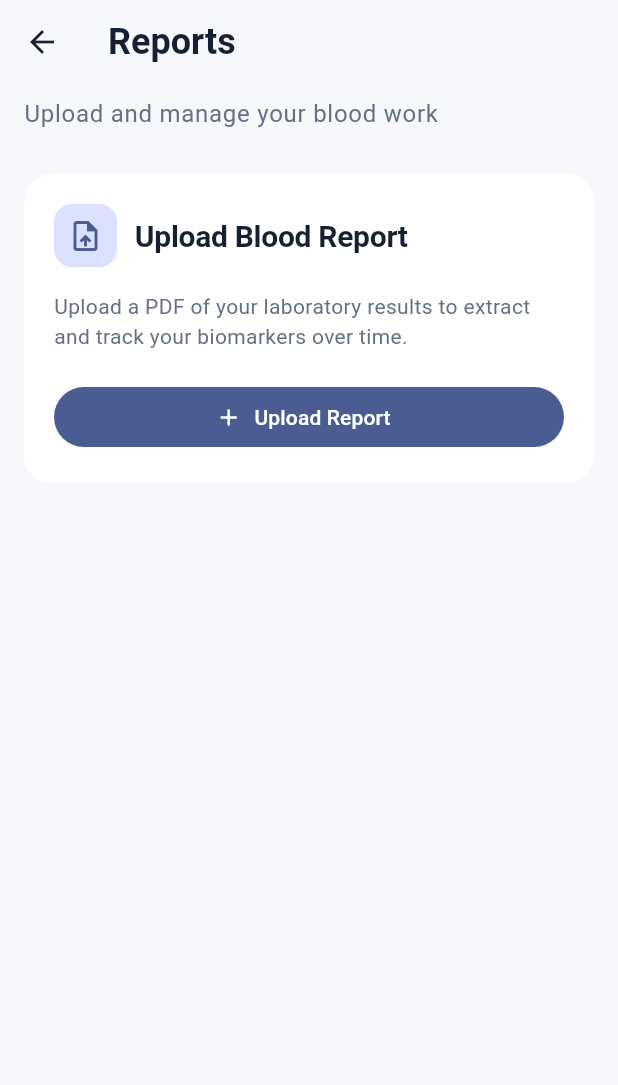
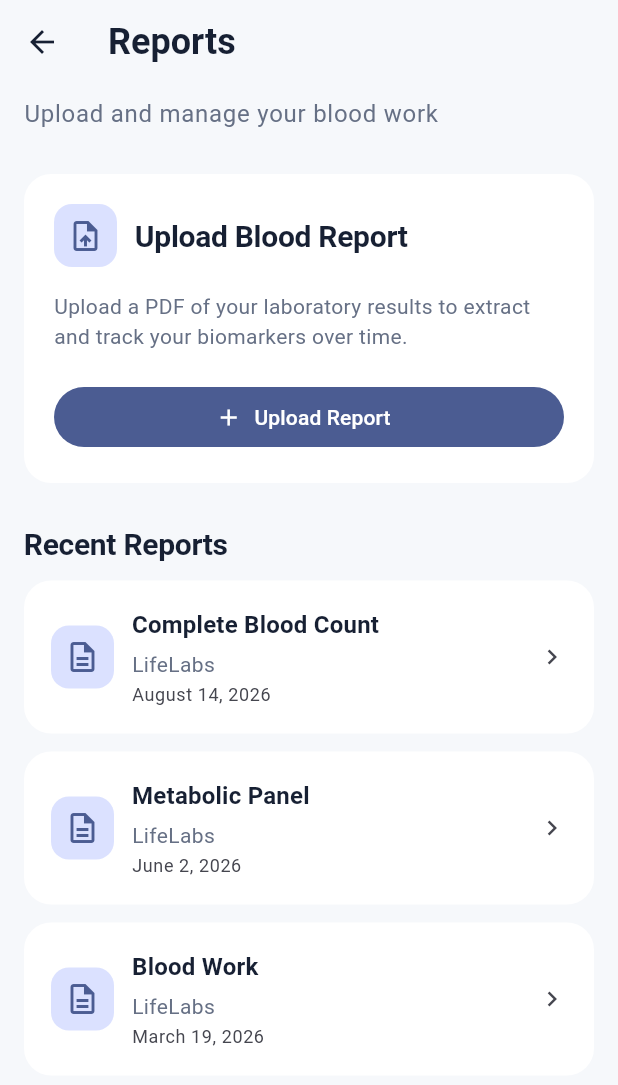
Before and after one commit to t-pathmanathan/Bloodlytics, a Flutter app: the ReportsScreen screen opened directly, on a phone screen of 412 x 824 dp. Shown: the top 1085 px of the screen. Run offline on Flutter 3.47's test engine with Material 3 defaults, Android fonts, the phone set to English and light mode, and no system bars.

Commit message:
feat: add report history section and report list item

```diff
--- a/lib/features/reports/presentation/reports_screen.dart
+++ b/lib/features/reports/presentation/reports_screen.dart
@@ -1,6 +1,7 @@
 import 'package:flutter/material.dart';
 
 import '../widgets/upload_report_card.dart';
+import '../widgets/report_history_section.dart';
 
 class ReportsScreen extends StatelessWidget {
   const ReportsScreen({super.key});
@@ -26,7 +27,7 @@ class ReportsScreen extends StatelessWidget {
 
               const SizedBox(height: 28),
 
-              //  const ReportHistorySection(),
+              const ReportHistorySection(),
             ],
           ),
         ),
--- /dev/null
+++ b/lib/features/reports/widgets/report_history_section.dart
@@ -0,0 +1,41 @@
+import 'package:flutter/material.dart';
+
+import 'report_list_item.dart';
+
+class ReportHistorySection extends StatelessWidget {
+  const ReportHistorySection({super.key});
+
+  @override
+  Widget build(BuildContext context) {
+    return Column(
+      crossAxisAlignment: CrossAxisAlignment.start,
+      children: [
+        Text('Recent Reports', style: Theme.of(context).textTheme.titleLarge),
+
+        const SizedBox(height: 12),
+
+        const ReportListItem(
+          title: 'Complete Blood Count',
+          provider: 'LifeLabs',
+          date: 'August 14, 2026',
+        ),
+
+        const SizedBox(height: 12),
+
+        const ReportListItem(
+          title: 'Metabolic Panel',
+          provider: 'LifeLabs',
+          date: 'June 2, 2026',
+        ),
+
+        const SizedBox(height: 12),
+
+        const ReportListItem(
+          title: 'Blood Work',
+          provider: 'LifeLabs',
+          date: 'March 19, 2026',
+        ),
+      ],
+    );
+  }
+}
--- /dev/null
+++ b/lib/features/reports/widgets/report_list_item.dart
@@ -0,0 +1,80 @@
+import 'package:flutter/material.dart';
+
+class ReportListItem extends StatelessWidget {
+  const ReportListItem({
+    super.key,
+    required this.title,
+    required this.provider,
+    required this.date,
+  });
+
+  final String title;
+  final String provider;
+  final String date;
+
+  @override
+  Widget build(BuildContext context) {
+    final colorScheme = Theme.of(context).colorScheme;
+
+    return Card(
+      child: InkWell(
+        borderRadius: BorderRadius.circular(12),
+        onTap: () {
+          // Report detail screen will be added later.
+        },
+        child: Padding(
+          padding: const EdgeInsets.all(18),
+          child: Row(
+            children: [
+              Container(
+                width: 42,
+                height: 42,
+                decoration: BoxDecoration(
+                  color: colorScheme.primaryContainer,
+                  borderRadius: BorderRadius.circular(12),
+                ),
+                child: Icon(
+                  Icons.description_outlined,
+                  color: colorScheme.primary,
+                ),
+              ),
+
+              const SizedBox(width: 12),
+
+              Expanded(
+                child: Column(
+                  crossAxisAlignment: CrossAxisAlignment.start,
+                  children: [
+                    Text(title, style: Theme.of(context).textTheme.titleMedium),
+
+                    const SizedBox(height: 4),
+
+                    Text(
+                      provider,
+                      style: Theme.of(context).textTheme.bodyMedium,
+                    ),
+
+                    const SizedBox(height: 2),
+
+                    Text(
+                      date,
+                      style: Theme.of(context).textTheme.bodySmall?.copyWith(
+                        color: colorScheme.onSurfaceVariant,
+                      ),
+                    ),
+                  ],
+                ),
+              ),
+
+              Icon(
+                Icons.chevron_right,
+                size: 20,
+                color: colorScheme.onSurfaceVariant,
+              ),
+            ],
+          ),
+        ),
+      ),
+    );
+  }
+}
```
Also changed, not shown: 3 other files.
